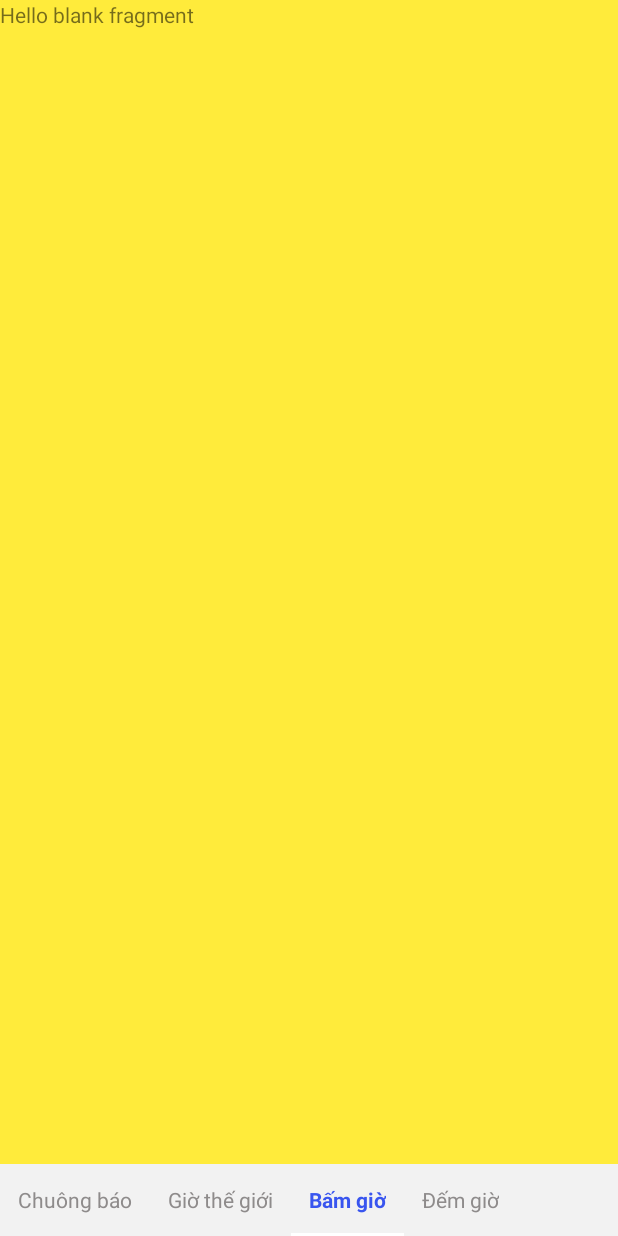
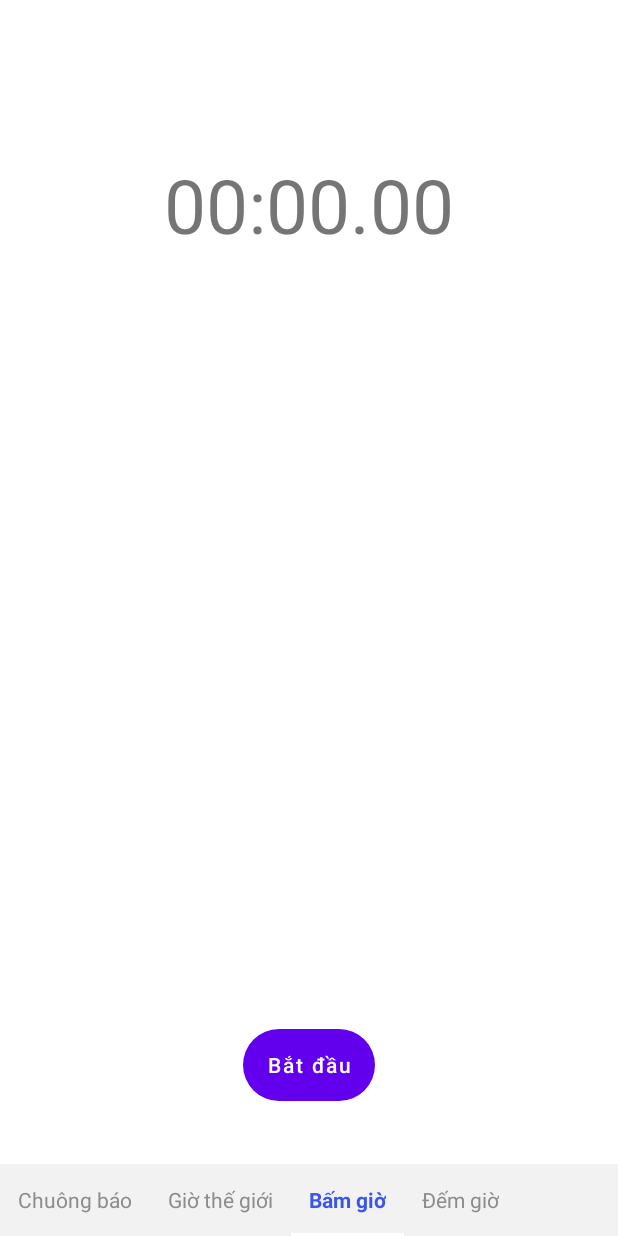
Before and after one commit to anhtrantb/clockapp, an Android app: the screen it shows after launch (MainActivity), item 3 of the bottom bar chosen, on a phone screen of 412 x 824 dp. Run offline under Robolectric (Android 15) with nearby library versions, the phone set to English and light mode, and no system bars.

Commit message:
taọ màn bấm giờ

```diff
--- a/app/src/main/java/com/example/clockapp/AdapterAlarm.java
+++ b/app/src/main/java/com/example/clockapp/AdapterAlarm.java
@@ -92,6 +92,7 @@ public class AdapterAlarm extends RecyclerView.Adapter<AdapterAlarm.ViewHolder>
 
     public void setSelectState(boolean selectState) {
         this.selectState = selectState;
+
     }
 
     public SparseBooleanArray getSelectedItemsIds() {
--- /dev/null
+++ b/app/src/main/res/anim/fly.xml
@@ -0,0 +1,5 @@
+<?xml version="1.0" encoding="utf-8"?>
+<translate xmlns:android="http://schemas.android.com/apk/res/android"
+    android:fromYDelta="300%"
+    android:toYDelta="0%"
+    android:duration="1000"  />
--- /dev/null
+++ b/app/src/main/res/drawable/bg_button.xml
@@ -0,0 +1,7 @@
+<?xml version="1.0" encoding="utf-8"?>
+<shape android:shape="rectangle"
+    xmlns:android="http://schemas.android.com/apk/res/android">
+    <size android:width="35dp"
+        android:height="15dp"/>
+    <corners android:radius="30dp"/>
+</shape>
--- a/app/src/main/res/layout/fragment_stop_watch.xml
+++ b/app/src/main/res/layout/fragment_stop_watch.xml
@@ -1,15 +1,152 @@
 <?xml version="1.0" encoding="utf-8"?>
-<FrameLayout xmlns:android="http://schemas.android.com/apk/res/android"
+<LinearLayout xmlns:android="http://schemas.android.com/apk/res/android"
+    xmlns:app="http://schemas.android.com/apk/res-auto"
     xmlns:tools="http://schemas.android.com/tools"
     android:layout_width="match_parent"
     android:layout_height="match_parent"
+    android:gravity="center_horizontal"
+    android:orientation="vertical"
+
     tools:context=".FragmentStopWatch">
 
-    <!-- TODO: Update blank fragment layout -->
-    <TextView
+    <androidx.appcompat.widget.Toolbar
+        android:layout_width="match_parent"
+        android:layout_height="?attr/actionBarSize" />
+
+    <LinearLayout
         android:layout_width="match_parent"
         android:layout_height="match_parent"
-        android:background="#FFEB3B"
-        android:text="@string/hello_blank_fragment" />
+        android:orientation="vertical"
+        android:weightSum="8">
 
-</FrameLayout>
+        <LinearLayout
+            android:layout_width="match_parent"
+            android:layout_height="0dp"
+            android:layout_weight="2"
+            android:gravity="center"
+            android:orientation="vertical">
+
+            <TextView
+                android:id="@+id/tv_count_time"
+                android:layout_width="wrap_content"
+                android:layout_height="wrap_content"
+                android:layout_gravity="center"
+                android:text="00:00.00"
+                android:textSize="50sp" />
+
+            <TextView
+                android:id="@+id/tv_sub_stoptime"
+                android:layout_width="wrap_content"
+                android:layout_height="wrap_content"
+                android:layout_gravity="center|center_horizontal"
+                android:text="TextView"
+                android:visibility="invisible" />
+        </LinearLayout>
+
+        <LinearLayout
+            android:id="@+id/layout_count_time"
+            android:layout_width="match_parent"
+            android:layout_height="0dp"
+            android:layout_weight="5"
+            android:orientation="vertical"
+            android:paddingLeft="30dp"
+            android:paddingRight="30dp"
+            android:paddingBottom="20dp"
+            android:visibility="invisible">
+
+            <LinearLayout xmlns:android="http://schemas.android.com/apk/res/android"
+                android:layout_width="match_parent"
+                android:layout_height="wrap_content"
+                android:orientation="horizontal"
+                android:weightSum="10">
+
+                <TextView
+                    android:layout_width="wrap_content"
+                    android:layout_height="wrap_content"
+                    android:layout_weight="2"
+                    android:text="Vòng lặp"
+                    android:textAlignment="center"
+                    android:textSize="17sp" />
+
+                <TextView
+                    android:layout_width="wrap_content"
+                    android:layout_height="wrap_content"
+                    android:layout_weight="4"
+                    android:text="Thời gian của vòng"
+                    android:textAlignment="center"
+                    android:textSize="17sp" />
+
+                <TextView
+                    android:layout_width="wrap_content"
+                    android:layout_height="wrap_content"
+                    android:layout_weight="4"
+                    android:text="Thời gian tổng thể"
+                    android:textAlignment="center"
+                    android:textSize="17sp" />
+            </LinearLayout>
+
+            <View
+                android:layout_width="match_parent"
+                android:layout_height="1px"
+                android:layout_marginTop="10dp"
+                android:layout_marginBottom="10dp"
+                android:background="@color/item_background_border" />
+
+            <androidx.recyclerview.widget.RecyclerView
+                android:id="@+id/recycle_stop_time"
+                android:layout_width="match_parent"
+                android:layout_height="match_parent" />
+        </LinearLayout>
+
+        <RelativeLayout
+            android:layout_width="match_parent"
+            android:layout_height="0dp"
+            android:layout_weight="1"
+            android:paddingLeft="80dp"
+            android:paddingRight="80dp">
+
+            <Button
+                android:id="@+id/btn_pause_resume"
+                android:layout_width="wrap_content"
+                android:layout_height="wrap_content"
+                android:layout_alignParentLeft="true"
+                android:background="@drawable/bg_button"
+                android:insetTop="0dp"
+                android:insetBottom="0dp"
+                android:text="@string/dung"
+                android:textAllCaps="false"
+                android:visibility="invisible"
+                app:backgroundTint="@color/red_btn" />
+
+            <Button
+                android:id="@+id/btn_start"
+                android:layout_width="wrap_content"
+                android:layout_height="wrap_content"
+                android:layout_centerHorizontal="true"
+                android:background="@drawable/bg_button"
+                android:backgroundTint="@color/blue_btn"
+                android:insetTop="0dp"
+                android:insetBottom="0dp"
+                android:text="@string/bat_dau"
+                android:textAllCaps="false"
+                android:visibility="visible" />
+
+            <Button
+                android:id="@+id/btn_stop_set"
+                android:layout_width="wrap_content"
+                android:layout_height="wrap_content"
+                android:layout_alignParentRight="true"
+                android:background="@drawable/bg_button"
+                android:backgroundTint="@color/blue_btn"
+                android:insetTop="0dp"
+                android:insetBottom="0dp"
+                android:text="@string/bam"
+                android:textAllCaps="false"
+                android:visibility="invisible"
+                app:backgroundTint="@color/black_btn" />
+
+        </RelativeLayout>
+
+    </LinearLayout>
+
+</LinearLayout>
--- a/app/src/main/res/values/colors.xml
+++ b/app/src/main/res/values/colors.xml
@@ -21,4 +21,7 @@
     <color name="popup_menu_background_color">#F5F5F5</color>
     <color name="line_divider_color">#A6A4A4</color>
     <color name="grey">#919191</color>
+    <color name="blue_btn">#6165f0</color>
+    <color name="red_btn">#ec4964</color>
+    <color name="black_btn">#1e1e1e</color>
 </resources>
--- a/app/src/main/res/values/strings.xml
+++ b/app/src/main/res/values/strings.xml
@@ -43,4 +43,9 @@
         <item>5 lần</item>
         <item>Mãi mãi</item>
     </string-array>
+    <string name="bat_dau">Bắt đầu</string>
+    <string name="dung">Dừng</string>
+    <string name="bam">Bấm</string>
+    <string name="tiep_tuc">Tiếp tục</string>
+    <string name="dat_lai">Đặt lại</string>
 </resources>
```
Also changed, not shown: app/src/main/java/com/example/clockapp/ActivitySetAlarm.java (+1 -6 lines), app/src/main/java/com/example/clockapp/AdapterStopTime.java (added, +50 -0 lines), app/src/main/java/com/example/clockapp/Base/BaseAdapter.java (deleted, +0 -61 lines), app/src/main/java/com/example/clockapp/Base/BaseItemViewHolder.java (deleted, +0 -38 lines), app/src/main/java/com/example/clockapp/Base/BaseViewHolder.java (deleted, +0 -28 lines), app/src/main/java/com/example/clockapp/Base/ItemViewClickListener.java (deleted, +0 -7 lines), app/src/main/java/com/example/clockapp/FragmentAlarm.java (+21 -7 lines), app/src/main/java/com/example/clockapp/FragmentStopWatch.java (+165 -2 lines), app/src/main/java/com/example/clockapp/ItemStopTime.java (added, +37 -0 lines), app/src/main/res/anim/center_to_left.xml (added, +8 -0 lines), app/src/main/res/anim/center_to_right.xml (added, +8 -0 lines), app/src/main/res/anim/left_to_center.xml (added, +8 -0 lines), app/src/main/res/anim/right_to_center.xml (added, +8 -0 lines), app/src/main/res/layout/item_stop_watch.xml (added, +35 -0 lines).
